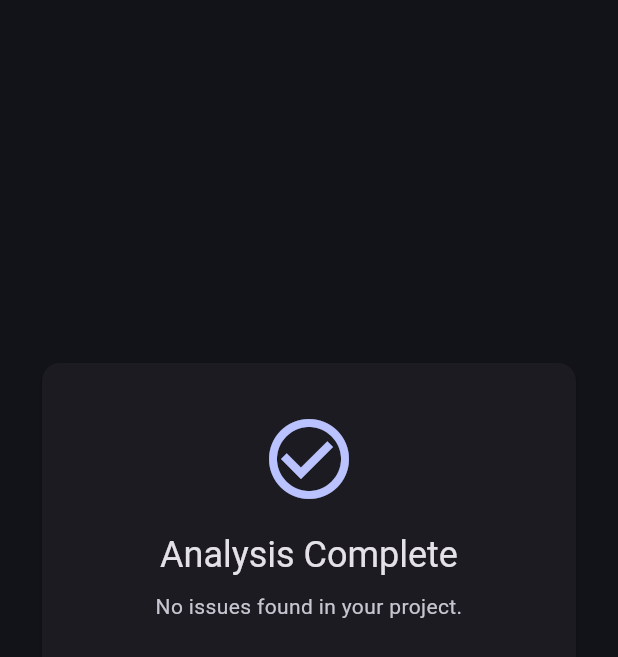
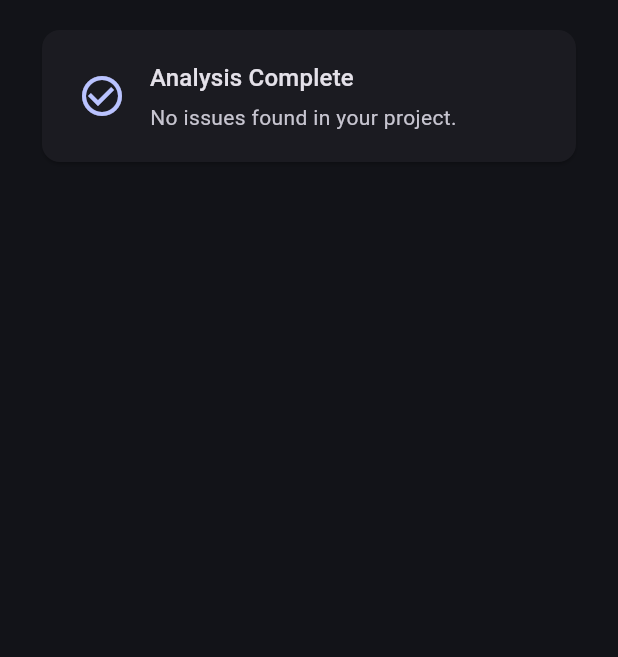
Before and after one commit to ashoksisara/migrate_x, a Flutter app: the _AnalysisPage widget shown alone on an empty page, opened directly with empty values, on a phone screen of 412 x 824 dp. Shown: the top 657 px of the screen. Run offline on Flutter 3.47's test engine with Material 3 defaults, Android fonts, the phone set to English and light mode, and no system bars; our stand-ins replace file_picker, flutter_riverpod; missing offline and left inert: pretty_diff_text.

Commit message:
Refactor home screen and analysis card components for improved layout and functionality.

```diff
--- a/frontend/lib/screens/home/home_screen.dart
+++ b/frontend/lib/screens/home/home_screen.dart
@@ -3,6 +3,7 @@ import 'package:flutter_riverpod/flutter_riverpod.dart';
 
 import '../../providers/theme_provider.dart';
 import '../../models/analysis_result.dart';
+import '../../widgets/analysis_card.dart';
 import '../../widgets/download_button.dart';
 import '../../widgets/file_diff_card.dart';
 import '../../widgets/loading_card.dart';
@@ -220,37 +221,56 @@ class _AnalysisPage extends ConsumerWidget {
     final isLoading = pipeline.stage == PipelineStage.analyzing;
     final isDone = pipeline.stage == PipelineStage.analysisComplete;
 
+    if (isLoading) {
       return SectionPage(
         maxWidth: kPipelineCardWidth,
-      child: Column(
-        mainAxisSize: MainAxisSize.min,
-        crossAxisAlignment: CrossAxisAlignment.stretch,
-        children: [
-          if (isLoading)
-            LoadingCard(
+        child: LoadingCard(
           icon: Icons.analytics_outlined,
           title: 'Analyzing Project',
           subtitle: pipeline.statusMessage ?? 'Preparing...',
-            )
-          else if (pipeline.analysisResults != null)
-            _AnalysisSummaryCard(results: pipeline.analysisResults!),
+        ),
+      );
+    }
+
+    final results = pipeline.analysisResults;
+    if (results == null) return const SizedBox.shrink();
+
+    final colors = Theme.of(context).colorScheme;
+
+    return Padding(
+      padding: const EdgeInsets.symmetric(horizontal: 24, vertical: 16),
+      child: Center(
+        child: ConstrainedBox(
+          constraints: const BoxConstraints(maxWidth: 620),
+          child: Column(
+            children: [
+              _AnalysisSummaryCard(results: results),
+              if (results.isNotEmpty) ...[
+                const SizedBox(height: 12),
+                Expanded(
+                  child: ListView.builder(
+                    itemCount: results.length,
+                    itemBuilder: (context, index) =>
+                        AnalysisCard(result: results[index]),
+                  ),
+                ),
+              ],
               if (isDone) ...[
-            const SizedBox(height: 24),
-            Center(
-              child: IconButton.filled(
+                const SizedBox(height: 12),
+                IconButton.filled(
                   onPressed: () =>
                       ref.read(pipelineProvider.notifier).startMigration(),
                   icon: const Icon(Icons.keyboard_arrow_down, size: 32),
                   style: IconButton.styleFrom(
-                  backgroundColor:
-                      Theme.of(context).colorScheme.primary,
-                  foregroundColor:
-                      Theme.of(context).colorScheme.onPrimary,
+                    backgroundColor: colors.primary,
+                    foregroundColor: colors.onPrimary,
                   ),
                 ),
-            ),
+                const SizedBox(height: 8),
               ],
             ],
+          ),
+        ),
       ),
     );
   }
@@ -437,20 +457,30 @@ class _AnalysisSummaryCard extends StatelessWidget {
     final text = Theme.of(context).textTheme;
 
     if (results.isEmpty) {
-      return PipelineCard(
+      return Card(
+        child: Padding(
+          padding: const EdgeInsets.symmetric(horizontal: 24, vertical: 20),
+          child: Row(
+            children: [
+              Icon(Icons.check_circle_outline, size: 32, color: colors.primary),
+              const SizedBox(width: 16),
+              Expanded(
                 child: Column(
+                  crossAxisAlignment: CrossAxisAlignment.start,
                   mainAxisSize: MainAxisSize.min,
                   children: [
-            Icon(Icons.check_circle_outline, size: 64, color: colors.primary),
-            const SizedBox(height: 16),
-            Text('Analysis Complete', style: text.headlineSmall),
-            const SizedBox(height: 8),
+                    Text('Analysis Complete', style: text.titleMedium),
+                    const SizedBox(height: 4),
                     Text(
                       'No issues found in your project.',
-              textAlign: TextAlign.center,
-              style: text.bodyMedium?.copyWith(color: colors.onSurfaceVariant),
+                      style: text.bodyMedium
+                          ?.copyWith(color: colors.onSurfaceVariant),
                     ),
                   ],
+                ),
+              ),
+            ],
+          ),
         ),
       );
     }
@@ -461,49 +491,47 @@ class _AnalysisSummaryCard extends StatelessWidget {
         results.where((r) => r.severity.toUpperCase() == 'WARNING').length;
     final infos = results.length - errors - warnings;
 
-    return PipelineCard(
+    return Card(
+      child: Padding(
+        padding: const EdgeInsets.symmetric(horizontal: 24, vertical: 16),
+        child: Row(
+          children: [
+            Icon(Icons.analytics_outlined, size: 32, color: colors.primary),
+            const SizedBox(width: 16),
+            Expanded(
               child: Column(
+                crossAxisAlignment: CrossAxisAlignment.start,
                 mainAxisSize: MainAxisSize.min,
                 children: [
-          Icon(Icons.analytics_outlined, size: 64, color: colors.primary),
-          const SizedBox(height: 16),
-          Text('Analysis Complete', style: text.headlineSmall),
-          const SizedBox(height: 8),
+                  Text('Analysis Complete', style: text.titleMedium),
+                  const SizedBox(height: 4),
                   Text(
                     '${results.length} issue${results.length == 1 ? '' : 's'} found',
-            style: text.bodyMedium?.copyWith(color: colors.onSurfaceVariant),
+                    style: text.bodyMedium
+                        ?.copyWith(color: colors.onSurfaceVariant),
                   ),
-          const SizedBox(height: 20),
-          Row(
-            mainAxisAlignment: MainAxisAlignment.center,
-            children: [
+                ],
+              ),
+            ),
             if (errors > 0)
               _IssueBadge(
-                  icon: Icons.error,
-                  color: Colors.red,
-                  count: errors,
-                  label: 'Errors',
-                ),
-              if (errors > 0 && warnings > 0) const SizedBox(width: 16),
-              if (warnings > 0)
+                  icon: Icons.error, color: Colors.red, count: errors),
+            if (warnings > 0) ...[
+              const SizedBox(width: 12),
               _IssueBadge(
                   icon: Icons.warning_amber,
                   color: Colors.orange,
-                  count: warnings,
-                  label: 'Warnings',
-                ),
-              if ((errors > 0 || warnings > 0) && infos > 0)
-                const SizedBox(width: 16),
-              if (infos > 0)
+                  count: warnings),
+            ],
+            if (infos > 0) ...[
+              const SizedBox(width: 12),
               _IssueBadge(
                   icon: Icons.info_outline,
                   color: Colors.blue,
-                  count: infos,
-                  label: 'Info',
-                ),
+                  count: infos),
+            ],
           ],
         ),
-        ],
       ),
     );
   }
@@ -513,33 +541,26 @@ class _IssueBadge extends StatelessWidget {
   final IconData icon;
   final Color color;
   final int count;
-  final String label;
 
   const _IssueBadge({
     required this.icon,
     required this.color,
     required this.count,
-    required this.label,
   });
 
   @override
   Widget build(BuildContext context) {
-    return Column(
+    return Row(
       mainAxisSize: MainAxisSize.min,
       children: [
-        Icon(icon, color: color, size: 28),
-        const SizedBox(height: 4),
+        Icon(icon, color: color, size: 20),
+        const SizedBox(width: 4),
         Text(
           '$count',
-          style: Theme.of(context).textTheme.titleLarge?.copyWith(
-                fontWeight: FontWeight.bold,
-              ),
-        ),
-        Text(
-          label,
-          style: Theme.of(context).textTheme.bodySmall?.copyWith(
-                color: Theme.of(context).colorScheme.onSurfaceVariant,
-              ),
+          style: Theme.of(context)
+              .textTheme
+              .titleSmall
+              ?.copyWith(fontWeight: FontWeight.bold),
         ),
       ],
     );
```
Also changed, not shown: frontend/lib/widgets/analysis_card.dart (+40 -7 lines). Lines whose indentation alone changed are shown as unchanged.
